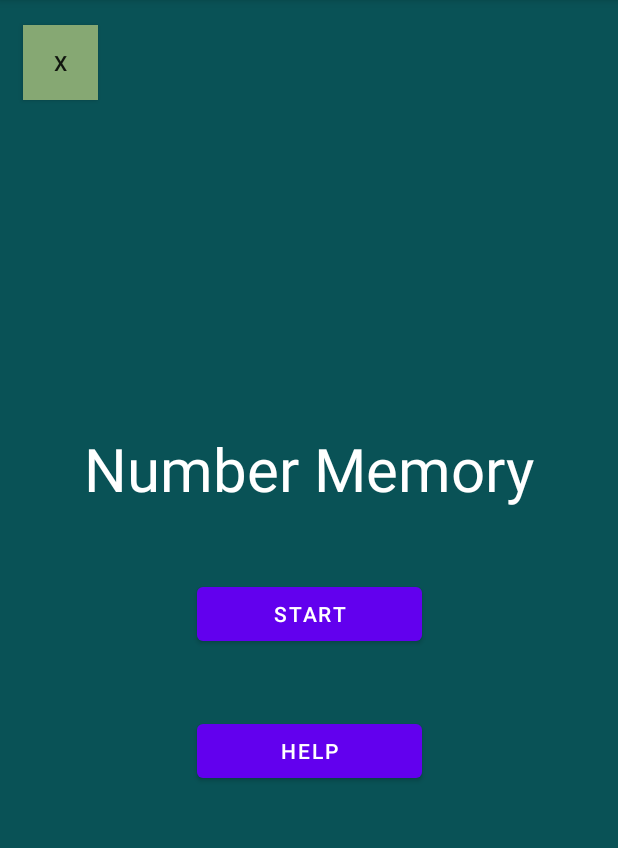
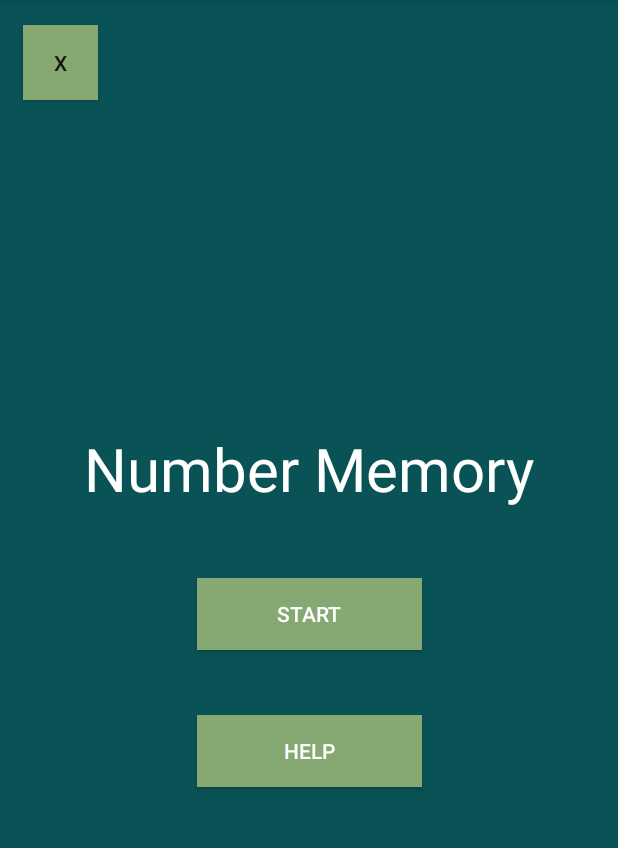
Before and after one commit to mtrhorange/ActiveMind, an Android app: the NumberMemoryActivity screen opened directly, with no data from a screen before it, on a phone screen of 412 x 824 dp, the part 84-932 px from its top. Run offline under Robolectric (Android 15) with nearby library versions, the phone set to English and light mode, and no system bars.

Commit message:
change color

```diff
--- a/app/src/main/res/layout/activity_number_memory.xml
+++ b/app/src/main/res/layout/activity_number_memory.xml
@@ -28,11 +28,12 @@
             app:layout_constraintTop_toTopOf="parent"
             app:layout_constraintVertical_bias="0.4" />
 
-        <Button
+        <androidx.appcompat.widget.AppCompatButton
             android:id="@+id/startBtn"
             android:layout_width="150dp"
             android:layout_height="wrap_content"
             android:text="@string/text_start"
+            android:background="@color/green_1"
             android:textColor="#FFFFFF"
             app:layout_constraintBottom_toBottomOf="parent"
             app:layout_constraintEnd_toEndOf="parent"
@@ -41,11 +42,12 @@
             app:layout_constraintTop_toBottomOf="@+id/titleText"
             app:layout_constraintVertical_bias="0.12" />
 
-        <Button
+        <androidx.appcompat.widget.AppCompatButton
             android:id="@+id/helpBtn"
             android:layout_width="150dp"
             android:layout_height="wrap_content"
             android:text="@string/text_help"
+            android:background="@color/green_1"
             android:textColor="#FFFFFF"
             app:layout_constraintBottom_toBottomOf="parent"
             app:layout_constraintEnd_toEndOf="parent"
@@ -98,7 +100,7 @@
             android:layout_width="187dp"
             android:layout_height="25dp"
             android:progress="100"
-            android:progressTint="@color/colorPurple"
+            android:progressTint="@color/blue_1"
             app:layout_constraintBottom_toBottomOf="parent"
             app:layout_constraintEnd_toEndOf="parent"
             app:layout_constraintStart_toStartOf="parent"
@@ -175,13 +177,13 @@
             app:layout_constraintTop_toTopOf="@+id/answerView"
             app:layout_constraintVertical_bias="0.5" />
 
-        <Button
+        <androidx.appcompat.widget.AppCompatButton
             android:id="@+id/submitBtn"
             android:layout_width="wrap_content"
             android:layout_height="wrap_content"
             android:layout_below="@+id/pressBtnText"
             android:layout_alignParentLeft="true"
-            android:background="@color/white"
+            android:background="@color/green_1"
             android:text="@string/text_submit"
             android:textColor="#FFFFFF"
             app:layout_constraintBottom_toBottomOf="parent"
@@ -190,13 +192,13 @@
             app:layout_constraintTop_toBottomOf="@+id/answerView"
             app:layout_constraintVertical_bias="0.048" />
 
-        <Button
+        <androidx.appcompat.widget.AppCompatButton
             android:id="@+id/num1Btn"
             android:layout_width="54dp"
             android:layout_height="45dp"
             android:layout_below="@+id/pressBtnText"
             android:layout_alignParentStart="true"
-            android:background="@color/white"
+            android:background="@color/green_1"
             android:text="1"
             android:textSize="22sp"
             android:textColor="#FFFFFF"
@@ -207,13 +209,13 @@
             app:layout_constraintTop_toBottomOf="@+id/answerView"
             app:layout_constraintVertical_bias="0.25" />
 
-        <Button
+        <androidx.appcompat.widget.AppCompatButton
             android:id="@+id/num2Btn"
             android:layout_width="54dp"
             android:layout_height="45dp"
             android:layout_below="@+id/pressBtnText"
             android:layout_alignParentStart="true"
-            android:background="@color/white"
+            android:background="@color/green_1"
             android:text="2"
             android:textSize="22sp"
             android:textColor="#FFFFFF"
@@ -224,13 +226,13 @@
             app:layout_constraintTop_toBottomOf="@+id/answerView"
             app:layout_constraintVertical_bias="0.25" />
 
-        <Button
+        <androidx.appcompat.widget.AppCompatButton
             android:id="@+id/num3Btn"
             android:layout_width="54dp"
             android:layout_height="45dp"
             android:layout_below="@+id/pressBtnText"
             android:layout_alignParentStart="true"
-            android:background="@color/white"
+            android:background="@color/green_1"
             android:text="3"
             android:textSize="22sp"
             android:textColor="#FFFFFF"
@@ -241,13 +243,13 @@
             app:layout_constraintTop_toBottomOf="@+id/answerView"
             app:layout_constraintVertical_bias="0.25" />
 
-        <Button
+        <androidx.appcompat.widget.AppCompatButton
             android:id="@+id/num4Btn"
             android:layout_width="54dp"
             android:layout_height="45dp"
             android:layout_below="@+id/pressBtnText"
             android:layout_alignParentStart="true"
-            android:background="@color/white"
+            android:background="@color/green_1"
             android:text="4"
             android:textSize="22sp"
             android:textColor="#FFFFFF"
@@ -258,13 +260,13 @@
             app:layout_constraintTop_toBottomOf="@+id/answerView"
             app:layout_constraintVertical_bias="0.45" />
 
-        <Button
+        <androidx.appcompat.widget.AppCompatButton
             android:id="@+id/num5Btn"
             android:layout_width="54dp"
             android:layout_height="45dp"
             android:layout_below="@+id/pressBtnText"
             android:layout_alignParentStart="true"
-            android:background="@color/white"
+            android:background="@color/green_1"
             android:text="5"
             android:textSize="22sp"
             android:textColor="#FFFFFF"
@@ -275,13 +277,13 @@
             app:layout_constraintTop_toBottomOf="@+id/answerView"
             app:layout_constraintVertical_bias="0.45" />
 
-        <Button
+        <androidx.appcompat.widget.AppCompatButton
             android:id="@+id/num6Btn"
             android:layout_width="54dp"
             android:layout_height="45dp"
             android:layout_below="@+id/pressBtnText"
             android:layout_alignParentStart="true"
-            android:background="@color/white"
+            android:background="@color/green_1"
             android:text="6"
             android:textSize="22sp"
             android:textColor="#FFFFFF"
@@ -292,13 +294,13 @@
             app:layout_constraintTop_toBottomOf="@+id/answerView"
             app:layout_constraintVertical_bias="0.45" />
 
-        <Button
+        <androidx.appcompat.widget.AppCompatButton
             android:id="@+id/num7Btn"
             android:layout_width="54dp"
             android:layout_height="45dp"
             android:layout_below="@+id/pressBtnText"
             android:layout_alignParentStart="true"
-            android:background="@color/white"
+            android:background="@color/green_1"
             android:text="7"
             android:textSize="22sp"
             android:textColor="#FFFFFF"
@@ -309,13 +311,13 @@
             app:layout_constraintTop_toBottomOf="@+id/answerView"
             app:layout_constraintVertical_bias="0.65" />
 
-        <Button
+        <androidx.appcompat.widget.AppCompatButton
             android:id="@+id/num8Btn"
             android:layout_width="54dp"
             android:layout_height="45dp"
             android:layout_below="@+id/pressBtnText"
             android:layout_alignParentStart="true"
-            android:background="@color/white"
+            android:background="@color/green_1"
             android:text="8"
             android:textSize="22sp"
             android:textColor="#FFFFFF"
@@ -326,13 +328,13 @@
             app:layout_constraintTop_toBottomOf="@+id/answerView"
             app:layout_constraintVertical_bias="0.65" />
 
-        <Button
+        <androidx.appcompat.widget.AppCompatButton
             android:id="@+id/num9Btn"
             android:layout_width="54dp"
             android:layout_height="45dp"
             android:layout_below="@+id/pressBtnText"
             android:layout_alignParentStart="true"
-            android:background="@color/white"
+            android:background="@color/green_1"
             android:text="9"
             android:textSize="22sp"
             android:textColor="#FFFFFF"
```
